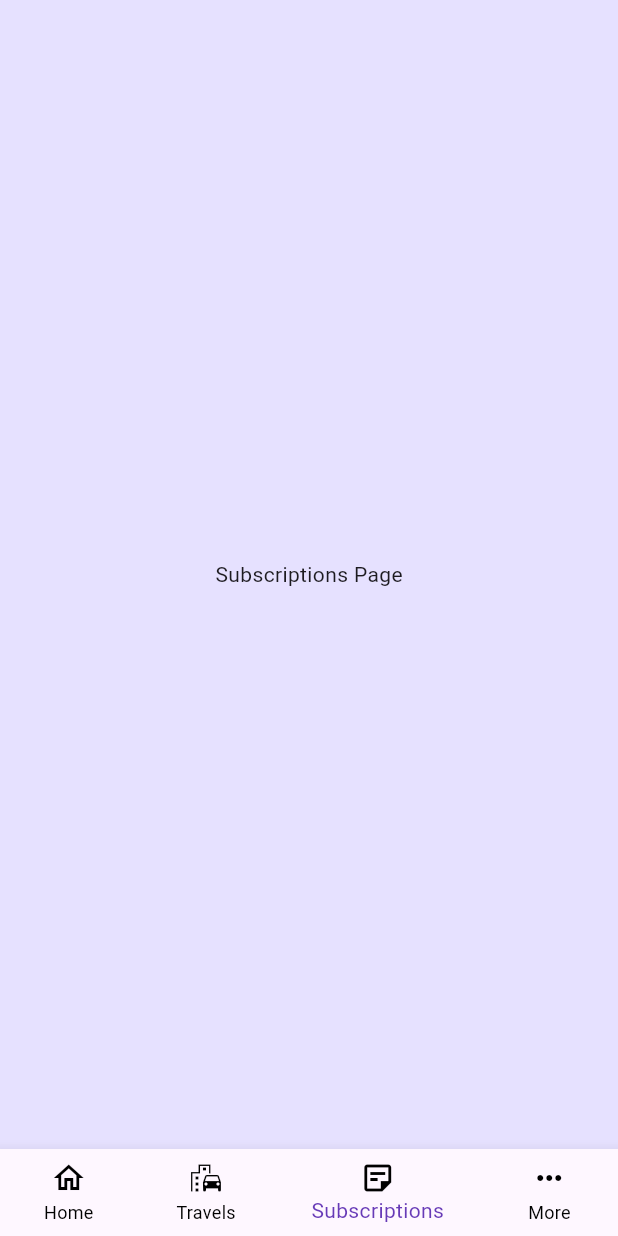
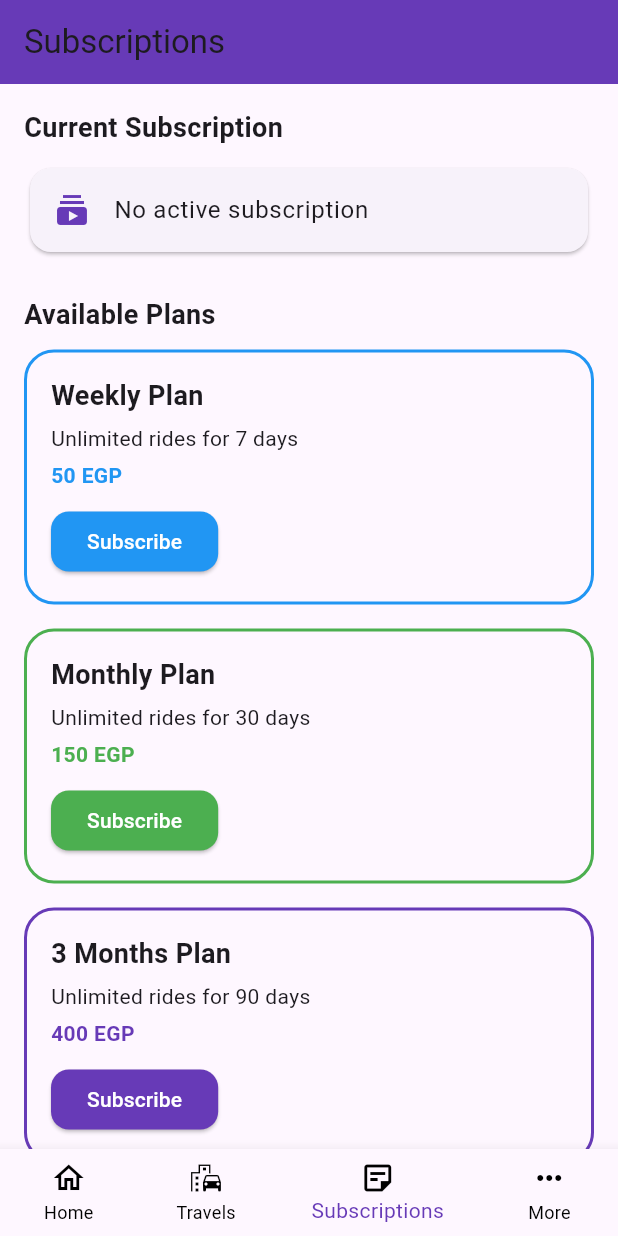
Before and after one commit to AmiraMohamedTaha/Graduation-Project, a Flutter app: the HomePage screen opened directly, item 3 of the bottom bar chosen, on a phone screen of 412 x 824 dp. Run offline on Flutter 3.47's test engine with Material 3 defaults, Android fonts, the phone set to English and light mode, and no system bars; our stand-ins replace firebase_auth, firebase_core, google_maps_flutter; missing offline and left inert: mobile_scanner; accounts and stored records are empty.

Commit message:
with subscription page

```diff
--- a/transityx/lib/pages/home_page.dart
+++ b/transityx/lib/pages/home_page.dart
@@ -4,6 +4,7 @@ import 'more_page.dart';
 import 'bus_card.dart';
 import 'qr_scanner_page.dart';
 import 'package:google_maps_flutter/google_maps_flutter.dart';
+import 'subscription_page.dart';
 
 /* ===================== HOME PAGE ===================== */
 class HomePage extends StatefulWidget {
@@ -90,7 +91,7 @@ class _HomePageState extends State<HomePage> {
         ],
       ),
       const TravelsPage(),
-      const Center(child: Text("Subscriptions Page")),
+      const SubscriptionPage(),
       const MorePage(),
     ];
 
--- /dev/null
+++ b/transityx/lib/pages/subscription_page.dart
@@ -0,0 +1,213 @@
+import 'package:flutter/material.dart';
+
+class SubscriptionPage extends StatefulWidget {
+  const SubscriptionPage({super.key});
+
+  @override
+  State<SubscriptionPage> createState() => _SubscriptionPageState();
+}
+
+class _SubscriptionPageState extends State<SubscriptionPage> {
+  String? currentPlan;
+  int remainingDays = 0;
+
+  List<Map<String, String>> history = [];
+
+  /// 🔹 Show payment methods first
+  void subscribe(String plan, int days) {
+    showDialog(
+      context: context,
+      builder: (_) => AlertDialog(
+        title: const Text("Choose Payment Method"),
+        content: Column(
+          mainAxisSize: MainAxisSize.min,
+          children: [
+            ListTile(
+              leading: const Icon(Icons.credit_card),
+              title: const Text("Credit Card"),
+              onTap: () {
+                Navigator.pop(context);
+                completeSubscription(plan, days);
+              },
+            ),
+            ListTile(
+              leading: const Icon(Icons.account_balance_wallet),
+              title: const Text("Wallet"),
+              onTap: () {
+                Navigator.pop(context);
+                completeSubscription(plan, days);
+              },
+            ),
+          ],
+        ),
+      ),
+    );
+  }
+
+  /// 🔹 Complete subscription after payment
+  void completeSubscription(String plan, int days) {
+    setState(() {
+      currentPlan = plan;
+      remainingDays = days;
+
+      history.add({
+        "plan": plan,
+        "date": "Today",
+        "price": _getPrice(plan),
+      });
+    });
+
+    showDialog(
+      context: context,
+      builder: (_) => AlertDialog(
+        title: const Text("Success"),
+        content: Text("Subscribed to $plan successfully"),
+        actions: [
+          TextButton(
+            onPressed: () => Navigator.pop(context),
+            child: const Text("OK"),
+          ),
+        ],
+      ),
+    );
+  }
+
+  /// 🔹 Prices
+  String _getPrice(String plan) {
+    if (plan == "Weekly Plan") return "50 EGP";
+    if (plan == "Monthly Plan") return "150 EGP";
+    return "400 EGP"; // 3 Months
+  }
+
+  /// 🔹 Plan Card
+  Widget planCard({
+    required String title,
+    required String price,
+    required String duration,
+    required Color color,
+  }) {
+    return Container(
+      margin: const EdgeInsets.only(bottom: 16),
+      padding: const EdgeInsets.all(16),
+      decoration: BoxDecoration(
+        border: Border.all(color: color, width: 2),
+        borderRadius: BorderRadius.circular(20),
+      ),
+      child: Column(
+        crossAxisAlignment: CrossAxisAlignment.start,
+        children: [
+          Text(title,
+              style:
+                  const TextStyle(fontSize: 18, fontWeight: FontWeight.bold)),
+          const SizedBox(height: 5),
+          Text(duration),
+          const SizedBox(height: 5),
+          Text(price,
+              style:
+                  TextStyle(color: color, fontWeight: FontWeight.bold)),
+          const SizedBox(height: 10),
+
+          ElevatedButton(
+            onPressed: currentPlan != null
+                ? null
+                : () {
+                    if (title == "Weekly Plan") subscribe(title, 7);
+                    if (title == "Monthly Plan") subscribe(title, 30);
+                    if (title == "3 Months Plan") subscribe(title, 90);
+                  },
+            style: ElevatedButton.styleFrom(
+              backgroundColor: color,
+              shape: RoundedRectangleBorder(
+                  borderRadius: BorderRadius.circular(12)),
+            ),
+            child: const Text("Subscribe",
+                style: TextStyle(color: Colors.white)),
+          )
+        ],
+      ),
+    );
+  }
+
+  /// 🔹 History Card
+  Widget historyCard(String plan, String date, String price) {
+    return Card(
+      shape: RoundedRectangleBorder(borderRadius: BorderRadius.circular(14)),
+      child: ListTile(
+        leading: const Icon(Icons.history),
+        title: Text(plan),
+        subtitle: Text("$date\n$price"),
+      ),
+    );
+  }
+
+  @override
+  Widget build(BuildContext context) {
+    return Scaffold(
+      appBar: AppBar(
+        title: const Text("Subscriptions"),
+        backgroundColor: Colors.deepPurple,
+      ),
+      body: ListView(
+        padding: const EdgeInsets.all(16),
+        children: [
+
+          /// 🔹 Current Subscription
+          const Text("Current Subscription",
+              style: TextStyle(fontSize: 18, fontWeight: FontWeight.bold)),
+          const SizedBox(height: 10),
+
+          Card(
+            shape:
+                RoundedRectangleBorder(borderRadius: BorderRadius.circular(14)),
+            child: ListTile(
+              leading: const Icon(Icons.subscriptions,
+                  color: Colors.deepPurple),
+              title: Text(currentPlan ?? "No active subscription"),
+              subtitle: currentPlan != null
+                  ? Text("Remaining: $remainingDays days")
+                  : null,
+            ),
+          ),
+
+          const SizedBox(height: 25),
+
+          /// 🔹 Available Plans
+          const Text("Available Plans",
+              style: TextStyle(fontSize: 18, fontWeight: FontWeight.bold)),
+          const SizedBox(height: 10),
+
+          planCard(
+            title: "Weekly Plan",
+            duration: "Unlimited rides for 7 days",
+            price: "50 EGP",
+            color: Colors.blue,
+          ),
+
+          planCard(
+            title: "Monthly Plan",
+            duration: "Unlimited rides for 30 days",
+            price: "150 EGP",
+            color: Colors.green,
+          ),
+
+          planCard(
+            title: "3 Months Plan",
+            duration: "Unlimited rides for 90 days",
+            price: "400 EGP",
+            color: Colors.deepPurple,
+          ),
+
+          const SizedBox(height: 25),
+
+          /// 🔹 History
+          const Text("Subscription History",
+              style: TextStyle(fontSize: 18, fontWeight: FontWeight.bold)),
+          const SizedBox(height: 10),
+
+          ...history.map((e) =>
+              historyCard(e["plan"]!, e["date"]!, e["price"]!)),
+        ],
+      ),
+    );
+  }
+}
```
